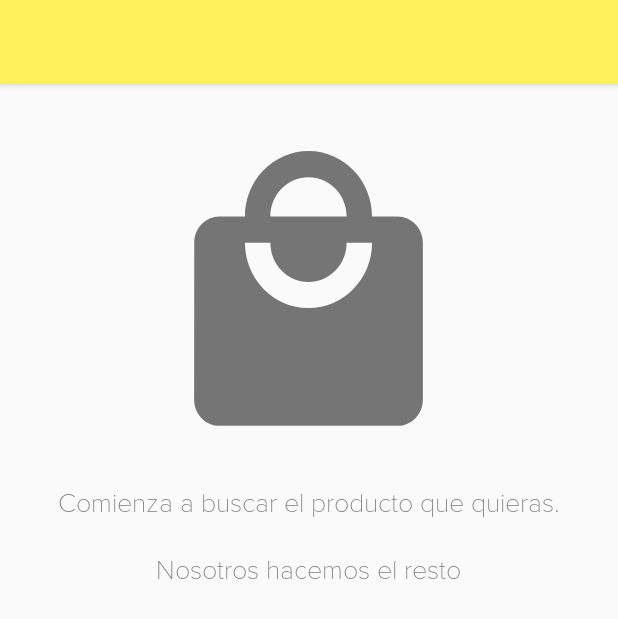
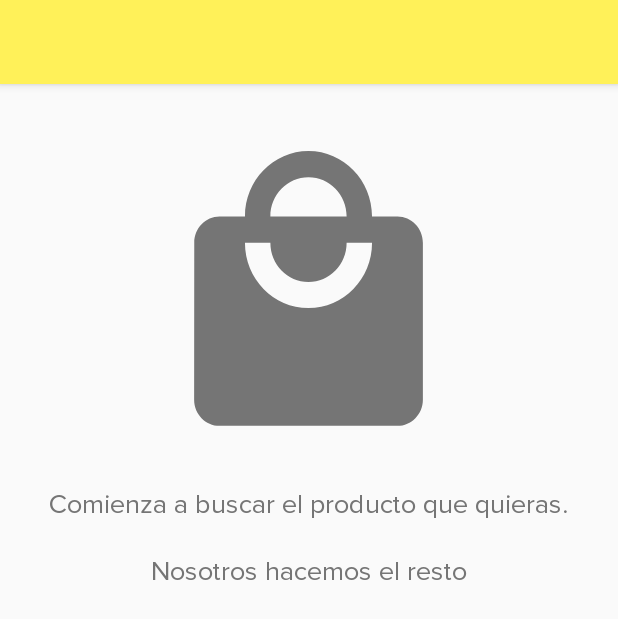
Before and after one commit to moisesGlb/kotlinTraining, an Android app: the layout activity_main.xml on its own in the app's theme, with its tools: preview values and no code run, on a phone screen of 412 x 824 dp. Shown: the top 619 px of the screen. Run offline under Robolectric (Android 15) with nearby library versions, the phone set to English and light mode, and no system bars.

Commit message:
fix font style

```diff
--- a/app/src/main/res/values/styles.xml
+++ b/app/src/main/res/values/styles.xml
@@ -6,7 +6,7 @@
         <item name="colorPrimary">@color/colorPrimary</item>
         <item name="colorPrimaryDark">@color/colorPrimaryDark</item>
         <item name="colorAccent">@color/colorAccent</item>
-        <item name="fontFamily">@font/proxima_nova_thin</item>
+        <item name="fontFamily">@font/proxima_nova_reg</item>
     </style>
 
     <!--Text Style-->
@@ -34,6 +34,7 @@
         <item name="android:textColor">@color/secondary_text</item>
         <item name="android:textSize">18sp</item>
         <item name="defaultQueryHint">@string/menu_search</item>
+        <item name="fontFamily">@font/proxima_nova_thin</item>
     </style>
 
     <style name="MyActionBar" parent="@style/Widget.AppCompat.Light.ActionBar.Solid">
```
